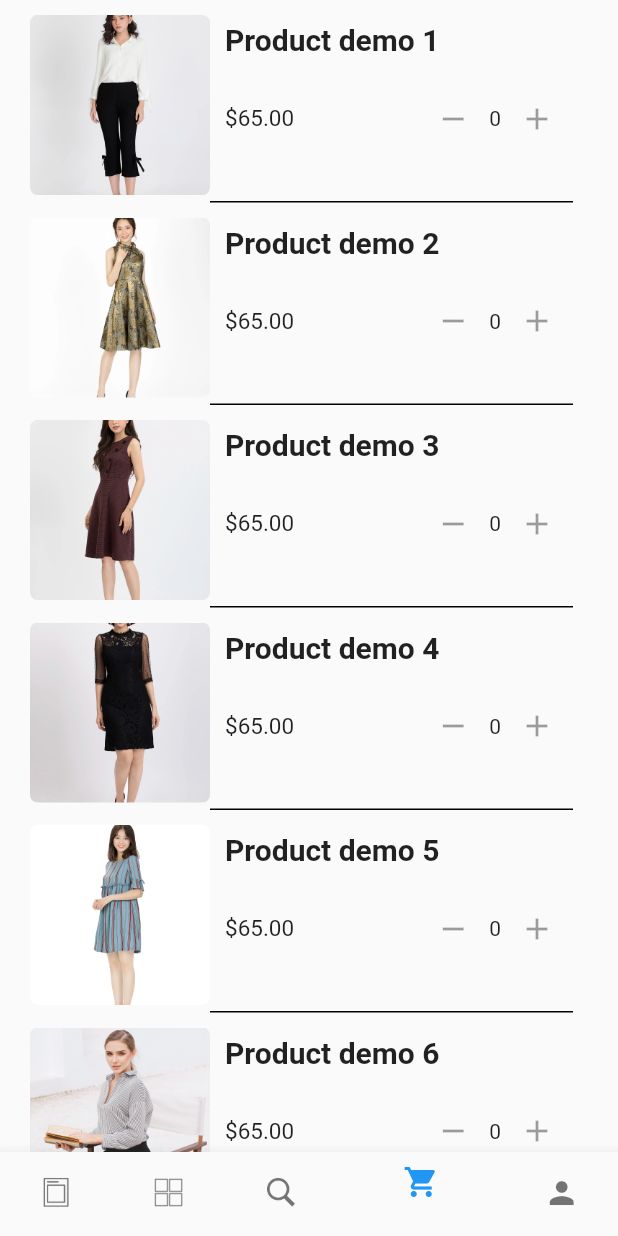
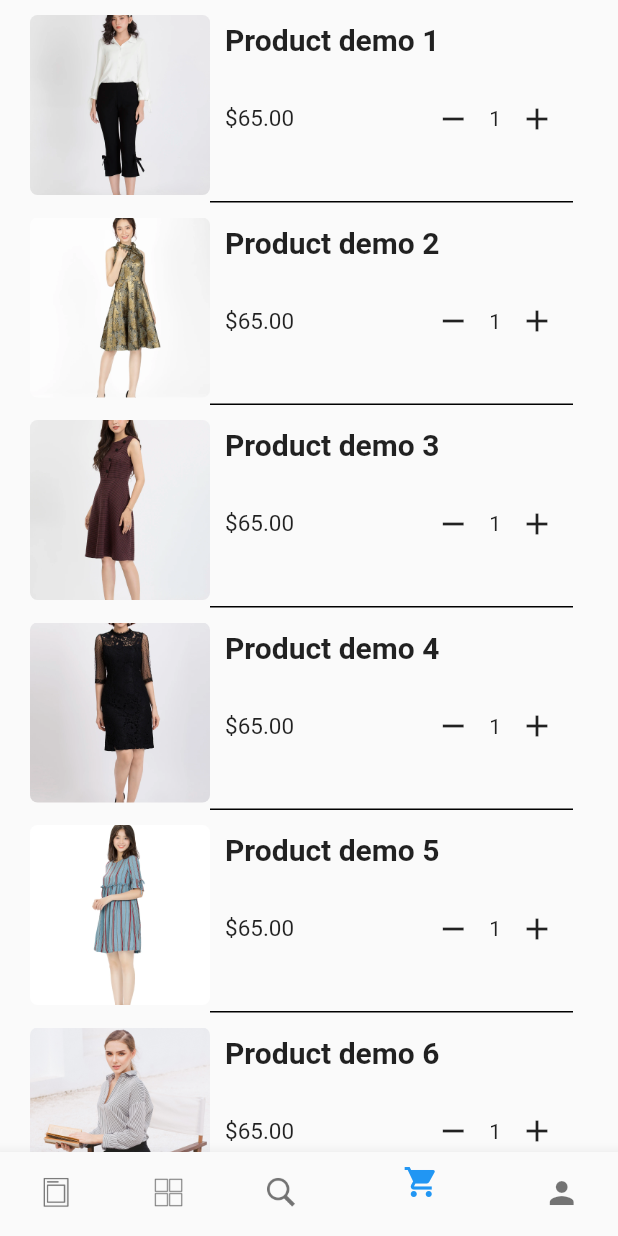
Before and after one commit to MinhDat/ChStore, a Flutter app: the screen it shows after launch, item 4 of the bottom bar chosen, on a phone screen of 412 x 824 dp. Run offline on Flutter 3.47's test engine with Material 2 defaults, Android fonts, the phone set to English and light mode, and no system bars.

Commit message:
shopping cart

```diff
--- a/lib/data/product.dart
+++ b/lib/data/product.dart
@@ -7,10 +7,12 @@ class Product {
     this.price,
     this.description,
     this.favorited: false,
+    this.count: 1,
   });
   final String image;
   final String name;
   final String price;
   final String description;
   bool favorited;
+  int count;
 }
--- a/lib/widgets/listView.dart
+++ b/lib/widgets/listView.dart
@@ -5,8 +5,30 @@ import '../data/product.dart';
 const NORMAL_LIST_TYPE = 1;
 const SHOPPING_CART_LIST_TYPE = 2;
 
-class ListViewContainer extends Container {
+class ListViewContainer extends StatelessWidget {
   ListViewContainer({this.allProducts, this.type: NORMAL_LIST_TYPE});
+  final List<Product> allProducts;
+  final int type;
+  @override
+  Widget build(BuildContext context) {
+    return new Container(
+      child: ListTileItem(allProducts: this.allProducts, type: this.type),
+    );
+  }
+}
+
+class ListTileItem extends StatefulWidget {
+  ListTileItem({this.allProducts, this.type});
+  final List<Product> allProducts;
+  final int type;
+
+  @override
+  _ListTileItemState createState() =>
+      new _ListTileItemState(allProducts: this.allProducts, type: this.type);
+}
+
+class _ListTileItemState extends State<ListTileItem> {
+  _ListTileItemState({this.allProducts, this.type});
   final List<Product> allProducts;
   final int type;
 
@@ -31,11 +53,19 @@ class ListViewContainer extends Container {
                 child: Row(
                   mainAxisAlignment: MainAxisAlignment.end,
                   children: [
-                    IconButton(icon: new Icon(Icons.remove)),
+                    IconButton(
+                      icon: new Icon(Icons.remove),
+                      onPressed: () => product.count > 1
+                          ? setState(() => (product.count--))
+                          : null,
+                    ),
                     Container(
-                      child: Text("0"),
+                      child: Text(product.count.toString()),
                     ),
-                    IconButton(icon: new Icon(Icons.add)),
+                    IconButton(
+                      icon: new Icon(Icons.add),
+                      onPressed: () => setState(() => (product.count++)),
+                    ),
                   ],
                 ),
               )
--- a/lib/widgets/pageView.dart
+++ b/lib/widgets/pageView.dart
@@ -45,22 +45,23 @@ class _WidgetList extends State<_PageView> with WidgetsBindingObserver {
 
   @override
   void dispose() {
-    // print("=============dispose=============");
+    super.dispose();
     _timer.cancel();
     _pageController.dispose();
-    super.dispose();
   }
 
   void _nextPage(int delta) {
-    _pageController.animateToPage(
-      delta,
-      duration: const Duration(milliseconds: 800),
-      curve: Curves.ease,
-    );
+    _timer.cancel();
+    if (_pageController.hasClients) {
+      _pageController.animateToPage(
+        delta,
+        duration: const Duration(milliseconds: 800),
+        curve: Curves.ease,
+      );
+    }
   }
 
   void _handlePageChanged(int page) {
-    _timer.cancel();
     setState(() {
       _currentIndex = page;
     });
```
Also changed, not shown: lib/assets/men-category.jpg (added).
